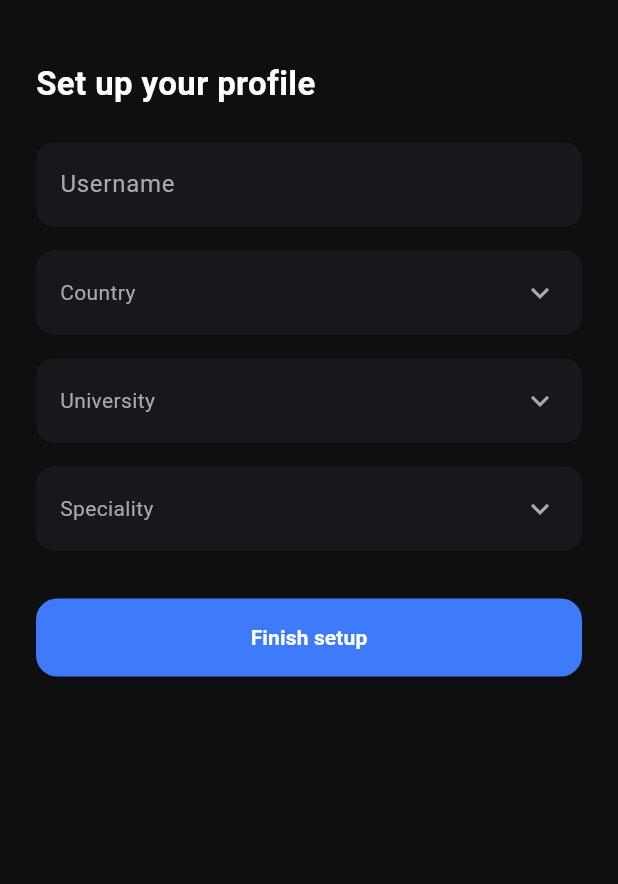
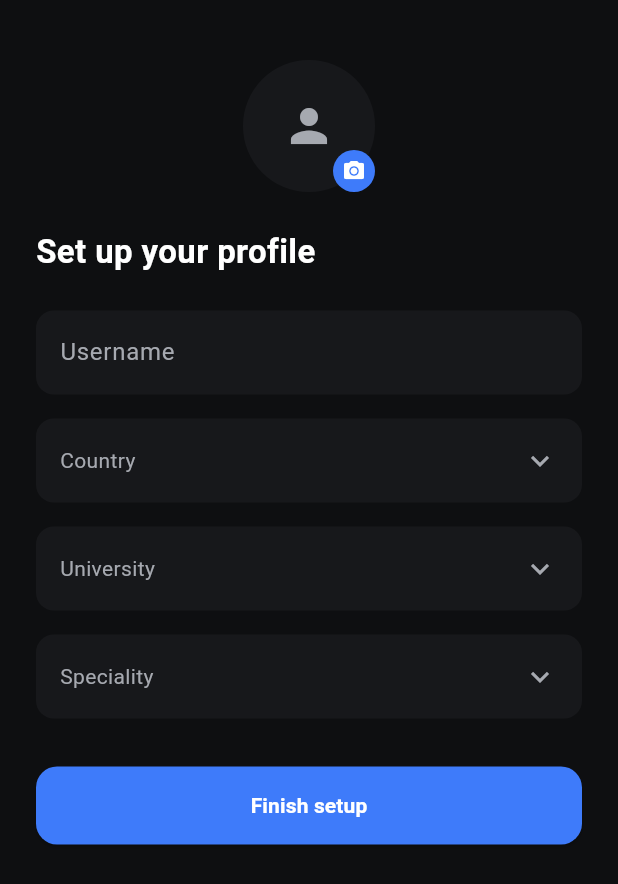
Before and after one commit to Broeshasha/kampuslinkapp, a Flutter app: the ProfileSetupScreen widget shown alone on an empty page, opened directly with empty values, on a phone screen of 412 x 824 dp. Shown: the top 884 px of the screen. Run offline on Flutter 3.47's test engine with Material 3 defaults, Android fonts, the phone set to English and light mode, and no system bars; our stand-ins replace cached_network_image, flutter_blurhash, flutter_dotenv, google_sign_in, image_picker, supabase_flutter; missing offline and left inert: blurhash_dart; accounts and stored records are empty; network calls fail.

Commit message:
add resize, webp, and blurhash pipeline for avatar upload

```diff
--- a/lib/core/config/auth_service.dart
+++ b/lib/core/config/auth_service.dart
@@ -9,7 +9,7 @@ class AuthService {
   // since Supabase verifies tokens against the Web client's credentials
   // regardless of which platform initiated sign-in.
   static final _googleSignIn = GoogleSignIn(
-    serverClientId: 'YOUR_WEB_CLIENT_ID.apps.googleusercontent.com',
+    serverClientId: '649045631810-bajsvemrs6bcec2f4jtu3gfc3bb68her.apps.googleusercontent.com',
   );
 
   static Future<void> signInWithGoogle() async {
--- /dev/null
+++ b/lib/core/config/image_processing_service.dart
@@ -0,0 +1,43 @@
+import 'dart:typed_data';
+import 'package:image/image.dart' as img;
+import 'package:blurhash_dart/blurhash_dart.dart';
+
+class ProcessedImage {
+  final Uint8List webpBytes;
+  final String blurhash;
+  const ProcessedImage(this.webpBytes, this.blurhash);
+}
+
+/// One shared pipeline for every image in the app — avatars, marketplace
+/// listings, report screenshots. Resize -> WebP -> BlurHash, all on-device,
+/// so the Worker/R2 side never has to do (or pay for) image processing.
+class ImageProcessingService {
+  static ProcessedImage process(
+    Uint8List originalBytes, {
+    int maxDimension = 720,
+    int quality = 82,
+  }) {
+    final decoded = img.decodeImage(originalBytes);
+    if (decoded == null) {
+      throw Exception('Could not decode image');
+    }
+
+    // Resize only if larger than target — never upscale a small image.
+    final resized = decoded.width > maxDimension || decoded.height > maxDimension
+        ? img.copyResize(
+            decoded,
+            width: decoded.width >= decoded.height ? maxDimension : null,
+            height: decoded.height > decoded.width ? maxDimension : null,
+          )
+        : decoded;
+
+    final webpBytes = Uint8List.fromList(img.encodeWebP(resized, quality: quality));
+
+    // BlurHash generated from a tiny thumbnail — fast, and the hash only
+    // needs to capture rough shape/color, not detail.
+    final thumbForHash = img.copyResize(resized, width: 32);
+    final blurhash = BlurHash.encode(thumbForHash, numCompX: 4, numCompY: 3).hash;
+
+    return ProcessedImage(webpBytes, blurhash);
+  }
+}
--- a/lib/features/onboarding/profile_setup_screen.dart
+++ b/lib/features/onboarding/profile_setup_screen.dart
@@ -1,11 +1,15 @@
 import 'dart:async';
+import 'dart:typed_data';
 import 'package:flutter/material.dart';
+import 'package:image_picker/image_picker.dart';
 import 'package:supabase_flutter/supabase_flutter.dart';
 import '../../core/theme/app_theme.dart';
 import '../../core/widgets/responsive_page.dart';
 import '../../core/widgets/searchable_picker.dart';
 import '../../core/config/algeria_universities.dart';
 import '../../core/config/countries.dart';
+import '../../core/config/upload_service.dart';
+import '../../core/config/image_processing_service.dart';
 
 class ProfileSetupScreen extends StatefulWidget {
   final VoidCallback onComplete;
@@ -27,6 +31,36 @@ class _ProfileSetupScreenState extends State<ProfileSetupScreen> {
   bool _checkingUsername = false;
   bool _submitting = false;
   String? _error;
+
+  Uint8List? _avatarBytes;
+  String? _avatarUrl;
+  String? _avatarBlurhash;
+  bool _uploadingAvatar = false;
+
+  Future<void> _pickAndUploadAvatar() async {
+    final picker = ImagePicker();
+    final picked = await picker.pickImage(source: ImageSource.gallery, imageQuality: 90);
+    if (picked == null) return;
+
+    setState(() => _uploadingAvatar = true);
+
+    try {
+      final originalBytes = await picked.readAsBytes();
+      final processed = ImageProcessingService.process(originalBytes, maxDimension: 512);
+
+      setState(() {
+        _avatarBytes = processed.webpBytes;
+        _avatarBlurhash = processed.blurhash;
+      });
+
+      final url = await UploadService.upload(processed.webpBytes, 'avatars', 'avatar.webp');
+      setState(() => _avatarUrl = url);
+    } catch (_) {
+      // Non-blocking — they can retry or continue without an avatar.
+    } finally {
+      setState(() => _uploadingAvatar = false);
+    }
+  }
 
   void _onUsernameChanged(String value) {
     _debounce?.cancel();
@@ -56,8 +90,7 @@ class _ProfileSetupScreenState extends State<ProfileSetupScreen> {
       context: context,
       builder: (context) => AlertDialog(
         backgroundColor: AppColors.surface,
-        title: Text('Tell us your $type',
-            style: const TextStyle(color: Colors.white)),
+        title: Text('Tell us your $type', style: const TextStyle(color: Colors.white)),
         content: TextField(
           controller: controller,
           autofocus: true,
@@ -119,6 +152,8 @@ class _ProfileSetupScreenState extends State<ProfileSetupScreen> {
         'country_id': _selectedCountry!.id,
         'university_id': _selectedUniversity!.id,
         'speciality_id': _selectedSpeciality!.id,
+        'avatar_url': _avatarUrl,
+        'avatar_blurhash': _avatarBlurhash,
       });
       widget.onComplete();
     } catch (e) {
@@ -168,6 +203,45 @@ class _ProfileSetupScreenState extends State<ProfileSetupScreen> {
         child: Column(
           crossAxisAlignment: CrossAxisAlignment.stretch,
           children: [
+            Center(
+              child: GestureDetector(
+                onTap: _uploadingAvatar ? null : _pickAndUploadAvatar,
+                child: Stack(
+                  children: [
+                    CircleAvatar(
+                      radius: 44,
+                      backgroundColor: AppColors.surface,
+                      backgroundImage:
+                          _avatarBytes != null ? MemoryImage(_avatarBytes!) : null,
+                      child: _avatarBytes == null
+                          ? const Icon(Icons.person, color: AppColors.textSecondary, size: 36)
+                          : null,
+                    ),
+                    if (_uploadingAvatar)
+                      const Positioned.fill(
+                        child: CircleAvatar(
+                          backgroundColor: Colors.black45,
+                          child: CircularProgressIndicator(strokeWidth: 2, color: Colors.white),
+                        ),
+                      ),
+                    Positioned(
+                      bottom: 0,
+                      right: 0,
+                      child: Container(
+                        padding: const EdgeInsets.all(6),
+                        decoration: const BoxDecoration(
+                          color: AppColors.accent,
+                          shape: BoxShape.circle,
+                        ),
+                        child: const Icon(Icons.camera_alt, size: 16, color: Colors.white),
+                      ),
+                    ),
+                  ],
+                ),
+              ),
+            ),
+            const SizedBox(height: 24),
+
             const Text('Set up your profile',
                 style: TextStyle(
                     color: Colors.white, fontSize: 22, fontWeight: FontWeight.w600)),
--- a/pubspec.yaml
+++ b/pubspec.yaml
@@ -26,6 +26,11 @@ dependencies:
   flutter_dotenv: ^6.0.1
   google_sign_in: ^7.2.0
   url_launcher: ^6.3.2
+  image_picker: ^1.2.3
+  http: ^1.6.0
+  image: ^4.9.2
+  blurhash_dart: ^1.2.1
+  flutter_blurhash: ^0.9.1
 
 dev_dependencies:
   flutter_test:
```
Also changed, not shown: lib/core/config/upload_service.dart (added, +24 -0 lines), lib/core/widgets/blurhash_image.dart (added, +44 -0 lines), pubspec.lock.
